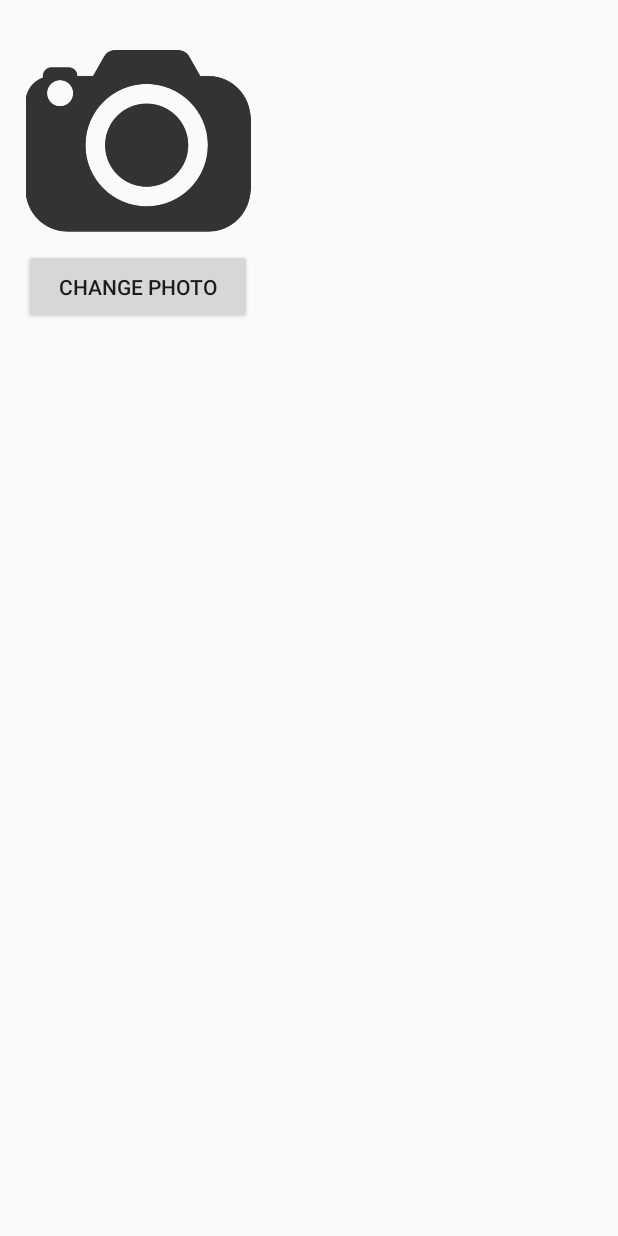
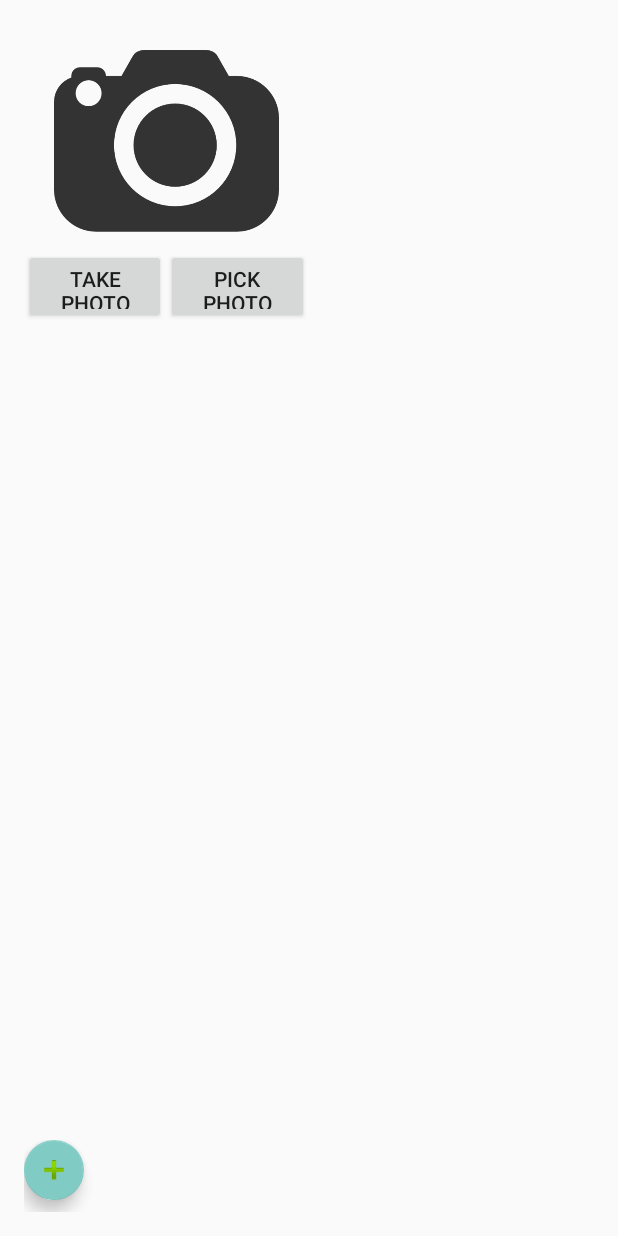
Before and after one commit to yl89757jj/Man_In_Van, an Android app: the UserProfile screen opened directly, with no data from a screen before it, on a phone screen of 412 x 824 dp. Run offline under Robolectric (Android 15) with nearby library versions, the phone set to English and light mode, and no system bars.

Commit message:
take&store selfie

```diff
--- a/app/src/main/AndroidManifest.xml
+++ b/app/src/main/AndroidManifest.xml
@@ -11,6 +11,7 @@
     <uses-permission android:name="android.permission.READ_EXTERNAL_STORAGE" />
     <uses-permission android:name="android.permission.ACCESS_FINE_LOCATION" />
     <uses-permission android:name="android.permission.SEND_SMS"/>
+
     <uses-feature
         android:name="android.hardware.camera"
         android:required="true" />
@@ -62,6 +63,8 @@
             android:name=".UserProfile"
             android:theme="@style/AppTheme.NoActionBar"
             />
+
+
     </application>
 
 
--- a/app/src/main/java/com/example/luy/maninvan/Code_verify.java
+++ b/app/src/main/java/com/example/luy/maninvan/Code_verify.java
@@ -19,7 +19,7 @@ public class Code_verify extends AppCompatActivity {
     }
 
     public void verifyCode(View view){
-        Intent intent = new Intent(this,JobActivity.class);
+        Intent intent = new Intent(this, UserProfile.class);
 
         EditText editText = (EditText) findViewById(R.id.text_input_code);
         String message = editText.getText().toString();
--- a/app/src/main/java/com/example/luy/maninvan/Job.java
+++ b/app/src/main/java/com/example/luy/maninvan/Job.java
@@ -13,11 +13,11 @@ public class Job implements Serializable {
     public int movingRoom = 0;
     public Time startTime;
     public Time endTime;
-    public String price;
+    public int price;
     public String description  ="";
 
 
-    public Job(User user, int movingRoom, Time startTime, Time endTime, String price, String description) {
+    public Job(User user, int movingRoom, Time startTime, Time endTime, int price, String description) {
         this.user = user;
         this.isRequest = this.user.isRequester;
         this.movingRoom = movingRoom;
--- a/app/src/main/java/com/example/luy/maninvan/User.java
+++ b/app/src/main/java/com/example/luy/maninvan/User.java
@@ -1,13 +1,15 @@
 package com.example.luy.maninvan;
+
+import java.io.Serializable;
 
 /**
  * Created by Lulalulali on 11/8/17.
  */
 
-public class User {
+public class User implements Serializable {
     Job[] postedJobs = {};
     String name;
-    String phone;
+    String phone;//identify user
     String type;
     boolean isRequester;
     int price = 0;
--- a/app/src/main/java/com/example/luy/maninvan/UserProfile.java
+++ b/app/src/main/java/com/example/luy/maninvan/UserProfile.java
@@ -1,17 +1,152 @@
 package com.example.luy.maninvan;
 
+import android.annotation.TargetApi;
+import android.app.Activity;
+import android.content.Intent;
+import android.content.pm.PackageManager;
+import android.graphics.Bitmap;
+import android.graphics.BitmapFactory;
+import android.icu.text.SimpleDateFormat;
+import android.net.Uri;
+import android.os.Build;
+import android.os.Environment;
+import android.provider.MediaStore;
+import android.support.v4.app.ActivityCompat;
+import android.support.v4.content.FileProvider;
 import android.support.v7.app.AppCompatActivity;
 import android.os.Bundle;
+import android.util.Base64;
+import android.util.Log;
 import android.view.View;
+import android.widget.Button;
+import android.widget.EditText;
+import android.widget.ImageView;
+import android.widget.Spinner;
+import android.widget.Toast;
+
+import java.io.ByteArrayOutputStream;
+import java.io.File;
+import java.io.FileNotFoundException;
+import java.io.IOException;
+import java.io.Serializable;
+import java.util.Date;
+
+import static android.provider.AlarmClock.EXTRA_MESSAGE;
 
 public class UserProfile extends AppCompatActivity {
+    private static final int REQUEST_TAKE_PHOTO = 1;
+    private static final int REQUEST_PICK_PHOTO = 2;
+    private ImageView PhotoImageView;
+    private File photoFile;
+    User user;
 
     @Override
     protected void onCreate(Bundle savedInstanceState) {
         super.onCreate(savedInstanceState);
         setContentView(R.layout.activity_user_profile);
+        if (shouldAskPermissions()) {
+            askPermissions();
+        }
+        PhotoImageView = (ImageView) findViewById(R.id.user_selfie);
     }
-    public void takePhoto(View view){
+    public void addJob(View view){
+        Intent intent = new Intent(this,JobActivity.class);
+        intent.putExtra(EXTRA_MESSAGE,  user);
+        startActivity(intent);
+    }
 
+
+    public void takeImage(View view) {
+        Intent intent = new Intent(MediaStore.ACTION_IMAGE_CAPTURE);
+        photoFile = createImageFile();//tell the camera where to save the image
+        intent.putExtra(MediaStore.EXTRA_OUTPUT, Uri.fromFile(photoFile));
+        startActivityForResult(intent, REQUEST_TAKE_PHOTO);
     }
+
+    private File createImageFile() {
+        String imageFileName = "JPEG" + System.currentTimeMillis() + ".jpg";
+        File storageDir = Environment.getExternalStoragePublicDirectory(Environment.DIRECTORY_PICTURES);
+        return new File(storageDir.getAbsolutePath(), imageFileName);
+    }
+
+    public void addImage(View view) {
+        Intent intent = new Intent();
+        intent.setType("image/*");
+        intent.setAction(Intent.ACTION_GET_CONTENT);
+        startActivityForResult(intent, REQUEST_PICK_PHOTO);
+    }
+
+    private void setPic() {
+        int targetW = PhotoImageView.getWidth();
+        int targetH = PhotoImageView.getHeight();
+
+        BitmapFactory.Options bmpOptions = new BitmapFactory.Options();
+        bmpOptions.inJustDecodeBounds = true;
+        BitmapFactory.decodeFile(photoFile.getAbsolutePath(), bmpOptions);
+
+        int photoW = bmpOptions.outWidth;
+        int photoH = bmpOptions.outHeight;
+        int scaleFactor = Math.min(photoW / targetW, photoH / targetH);
+
+        bmpOptions.inJustDecodeBounds = false;
+        bmpOptions.inSampleSize = scaleFactor;
+        Bitmap image = BitmapFactory.decodeFile(photoFile.getAbsolutePath(), bmpOptions);
+        PhotoImageView.setImageBitmap(image);
+    }
+
+    private void decodeUri(Uri uri) throws FileNotFoundException {
+        int targetW = PhotoImageView.getWidth();
+        int targetH = PhotoImageView.getHeight();
+
+        BitmapFactory.Options bmpOptions = new BitmapFactory.Options();
+        bmpOptions.inJustDecodeBounds = true;
+        BitmapFactory.decodeStream(getContentResolver().openInputStream(uri), null, bmpOptions);
+
+        int photoW = bmpOptions.outWidth;
+        int photoH = bmpOptions.outHeight;
+        int scaleFactor = Math.min(photoW / targetW, photoH / targetH);
+
+        bmpOptions.inJustDecodeBounds = false;
+        bmpOptions.inSampleSize = scaleFactor;
+        Bitmap image = BitmapFactory.decodeStream(getContentResolver().openInputStream(uri), null, bmpOptions);
+        PhotoImageView.setImageBitmap(image);
+    }
+
+    private String bitmapToByteString(Bitmap bitmap) {
+        ByteArrayOutputStream byteStream = new ByteArrayOutputStream();
+        bitmap.compress(Bitmap.CompressFormat.JPEG, 100, byteStream);
+        byte[] byteArray = byteStream.toByteArray();
+        return Base64.encodeToString(byteArray, Base64.DEFAULT);
+    }
+
+    @Override
+    protected void onActivityResult(int requestCode, int resultCode, Intent data) {
+        if (resultCode != RESULT_OK)
+            return;
+        if (requestCode == REQUEST_TAKE_PHOTO) {
+            setPic();
+        } else if (requestCode == REQUEST_PICK_PHOTO) {
+            try {
+                decodeUri(data.getData());
+            } catch (FileNotFoundException e) {
+                e.printStackTrace();
+            }
+        }
+    }
+
+    protected boolean shouldAskPermissions() {
+        return (Build.VERSION.SDK_INT > Build.VERSION_CODES.LOLLIPOP_MR1);
+    }
+
+    @TargetApi(23)
+    protected void askPermissions() {
+        String[] permissions = {
+                "android.permission.READ_EXTERNAL_STORAGE",
+                "android.permission.WRITE_EXTERNAL_STORAGE"
+        };
+        int requestCode = 200;
+        requestPermissions(permissions, requestCode);
+    }
+
+
 }
--- a/app/src/main/res/layout/activity_user_profile.xml
+++ b/app/src/main/res/layout/activity_user_profile.xml
@@ -1,5 +1,6 @@
 <?xml version="1.0" encoding="utf-8"?>
 <LinearLayout xmlns:android="http://schemas.android.com/apk/res/android"
+    xmlns:app="http://schemas.android.com/apk/res-auto"
     android:orientation="vertical"
     xmlns:tools="http://schemas.android.com/tools"
     android:id="@+id/activity_user_profile"
@@ -20,19 +21,35 @@
         <LinearLayout
             android:orientation="vertical"
             android:layout_width="0dp"
-            android:layout_weight="2"
+            android:layout_weight="3"
             android:layout_height="match_parent">
             <ImageView
+                android:id="@+id/user_selfie"
                 android:layout_width="match_parent"
                 android:layout_height="0dp"
                 android:layout_weight="6"
                 android:src="@drawable/camera"/>
-            <Button
+            <LinearLayout
                 android:layout_width="match_parent"
                 android:layout_height="0dp"
-                android:layout_weight="2"
-                android:text="Change Photo"
-                android:onClick="takePhoto"/>
+                android:layout_weight="2">
+
+                <Button
+                    android:layout_width="0dp"
+                    android:layout_height="match_parent"
+                    android:layout_weight="1"
+                    android:text="Take Photo"
+                    android:onClick="takeImage"/>
+
+                <Button
+                    android:layout_width="0dp"
+                    android:layout_height="match_parent"
+                    android:layout_weight="1"
+                    android:text="Pick Photo"
+                    android:onClick="addImage"
+                    android:textSize="14sp" />
+            </LinearLayout>
+
             </LinearLayout>
 
         <TextView
@@ -43,17 +60,33 @@
 
     </LinearLayout>
 
+
+
+        <android.support.v7.widget.RecyclerView
+            android:id="@+id/resultRecycler_view"
+            android:layout_width="match_parent"
+            android:layout_height="0dp"
+            android:layout_weight="23">
+        </android.support.v7.widget.RecyclerView>
+
     <LinearLayout
-        android:orientation="vertical"
-        android:layout_width="match_parent"
-        android:layout_height="wrap_content">
+        android:orientation="horizontal"
+        android:layout_height="0dp"
+        android:layout_weight="2"
+        android:layout_width="match_parent">
 
-        <AdapterViewFlipper
-            android:layout_width="match_parent"
-            android:layout_height="wrap_content">
 
-        </AdapterViewFlipper>
+        <android.support.design.widget.FloatingActionButton
+            android:layout_width="wrap_content"
+            android:layout_height="match_parent"
+            android:clickable="true"
+            android:onClick="addJob"
+            app:fabSize="mini"
+            app:srcCompat="@android:drawable/ic_input_add"
+            android:id="@+id/floatingActionButton"
+            android:layout_gravity="right"/>
 
     </LinearLayout>
 
+
 </LinearLayout>
```
Also changed, not shown: app/src/main/java/com/example/luy/maninvan/JobActivity.java (+18 -17 lines).
